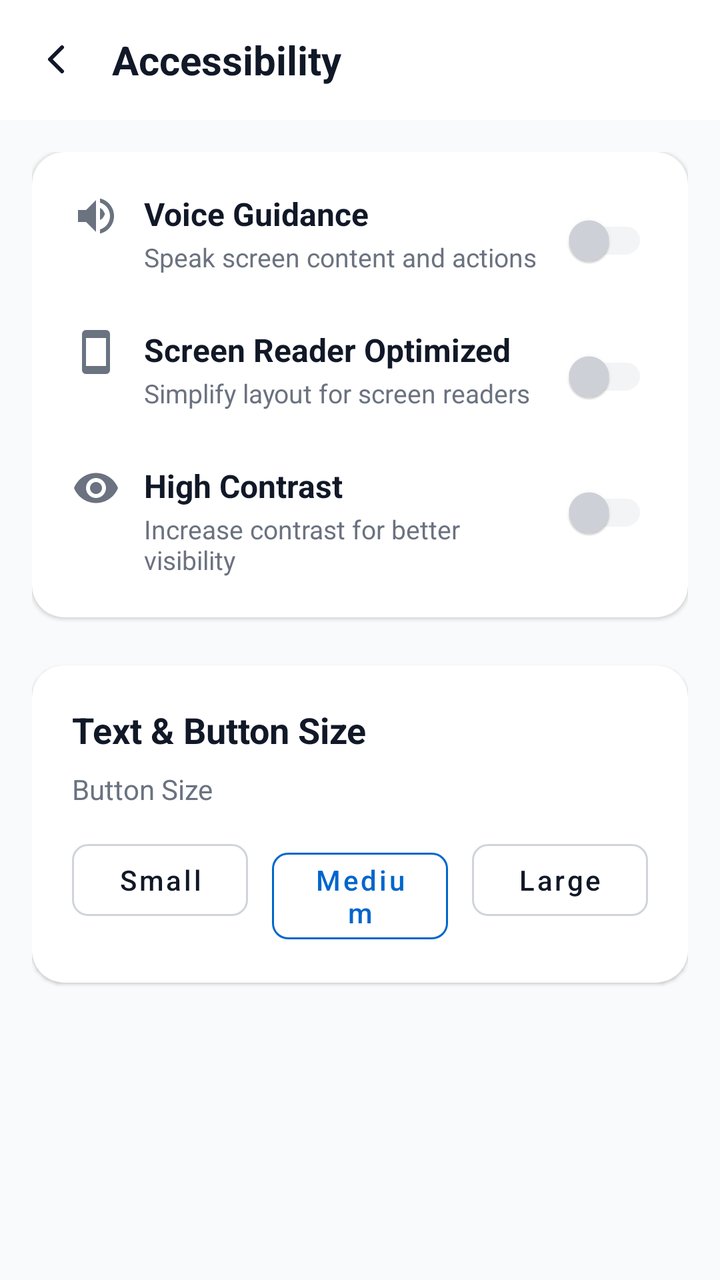
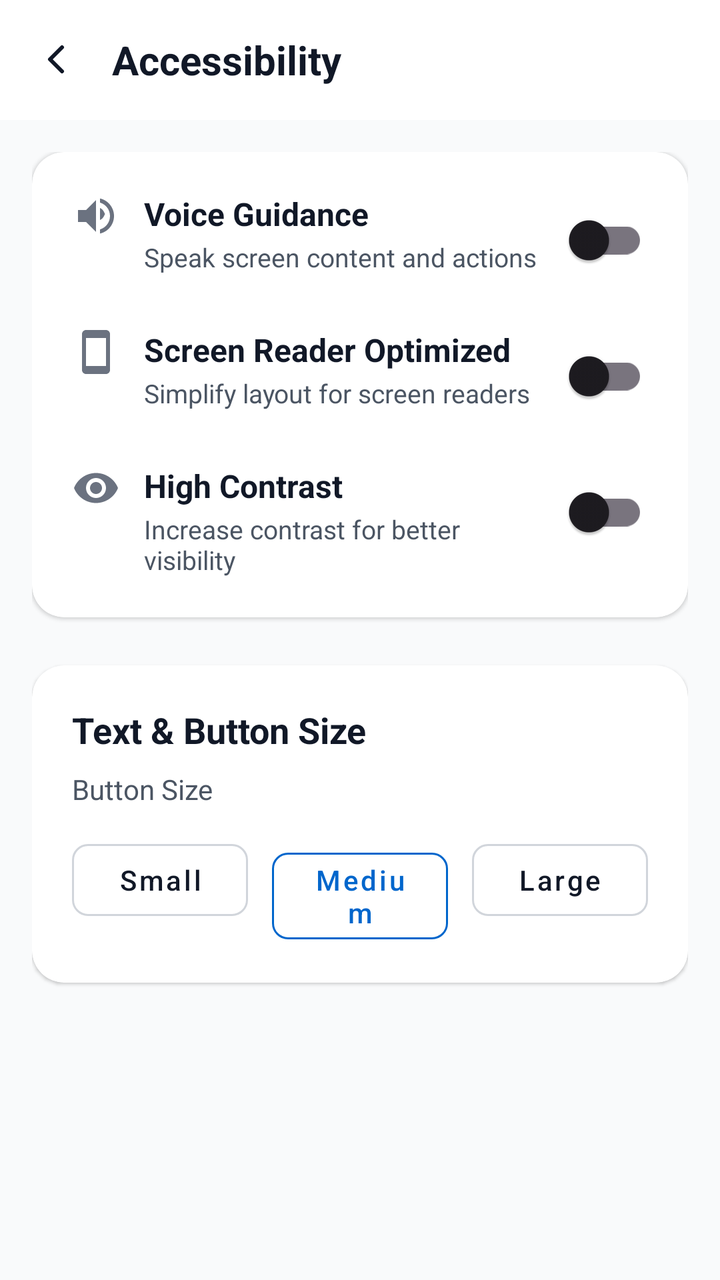

Screens rendered from an Android XML layout before and after an edit, with the pre-edit source and the edit as a unified diff.
<!-- AndroidManifest.xml: application theme Theme.Bladder_frontend -->
<!-- res/layout/activity_display_one.xml -->
<?xml version="1.0" encoding="utf-8"?>
<androidx.constraintlayout.widget.ConstraintLayout xmlns:android="http://schemas.android.com/apk/res/android"
    xmlns:app="http://schemas.android.com/apk/res-auto"
    xmlns:tools="http://schemas.android.com/tools"
    android:layout_width="match_parent"
    android:layout_height="match_parent"
    android:background="#F9FAFB"
    tools:context=".Display_oneActivity">

    
    <androidx.appcompat.widget.Toolbar
        android:id="@+id/toolbar"
        android:layout_width="match_parent"
        android:layout_height="60dp"
        android:background="#FFFFFF"
        app:layout_constraintTop_toTopOf="parent">

        <RelativeLayout
            android:layout_width="match_parent"
            android:layout_height="wrap_content"
            android:layout_marginEnd="16dp">

            <ImageView
                android:id="@+id/btn_back"
                android:layout_width="24dp"
                android:layout_height="24dp"
                android:layout_centerVertical="true"
                android:src="@drawable/ic_arrow_back"
                app:tint="#111827" />

            <TextView
                android:layout_width="wrap_content"
                android:layout_height="wrap_content"
                android:layout_centerVertical="true"
                android:layout_marginStart="16dp"
                android:layout_toEndOf="@id/btn_back"
                android:text="Accessibility"
                android:textColor="#111827"
                android:textSize="20sp"
                android:textStyle="bold" />
        </RelativeLayout>
    </androidx.appcompat.widget.Toolbar>

    <ScrollView
        android:layout_width="match_parent"
        android:layout_height="0dp"
        android:fillViewport="true"
        app:layout_constraintBottom_toBottomOf="parent"
        app:layout_constraintTop_toBottomOf="@id/toolbar">

        <LinearLayout
            android:layout_width="match_parent"
            android:layout_height="wrap_content"
            android:orientation="vertical"
            android:padding="16dp">

            
            <com.google.android.material.card.MaterialCardView
                android:layout_width="match_parent"
                android:layout_height="wrap_content"
                app:cardBackgroundColor="#FFFFFF"
                app:cardCornerRadius="16dp"
                app:cardElevation="1dp"
                app:strokeWidth="0dp">

                <LinearLayout
                    android:layout_width="match_parent"
                    android:layout_height="wrap_content"
                    android:orientation="vertical"
                    android:padding="20dp">

                    
                    <RelativeLayout
                        android:layout_width="match_parent"
                        android:layout_height="wrap_content">
                        <ImageView
                            android:id="@+id/icon_voice"
                            android:layout_width="24dp"
                            android:layout_height="24dp"
                            android:src="@drawable/ic_speaker"
                            app:tint="#6B7280" />
                        <LinearLayout
                            android:layout_width="wrap_content"
                            android:layout_height="wrap_content"
                            android:layout_marginStart="12dp"
                            android:layout_toEndOf="@id/icon_voice"
                            android:layout_toStartOf="@+id/switch_voice"
                            android:orientation="vertical">
                            <TextView android:layout_width="wrap_content" android:layout_height="wrap_content" android:text="Voice Guidance" android:textColor="#111827" android:textSize="16sp" android:textStyle="bold" />
                            <TextView android:layout_width="wrap_content" android:layout_height="wrap_content" android:layout_marginTop="2dp" android:text="Speak screen content and actions" android:textColor="#6B7280" android:textSize="13sp" />
                        </LinearLayout>
                        <com.google.android.material.switchmaterial.SwitchMaterial
                            android:id="@+id/switch_voice"
                            android:layout_width="wrap_content"
                            android:layout_height="wrap_content"
                            android:layout_alignParentEnd="true"
                            android:checked="false"
                            app:thumbTint="#D1D5DB"
                            app:trackTint="#F3F4F6" />
                    </RelativeLayout>

                    
                    <RelativeLayout
                        android:layout_width="match_parent"
                        android:layout_height="wrap_content"
                        android:layout_marginTop="20dp">
                        <ImageView
                            android:id="@+id/icon_reader"
                            android:layout_width="24dp"
                            android:layout_height="24dp"
                            android:src="@drawable/ic_device"
                            app:tint="#6B7280" />
                        <LinearLayout
                            android:layout_width="wrap_content"
                            android:layout_height="wrap_content"
                            android:layout_marginStart="12dp"
                            android:layout_toEndOf="@id/icon_reader"
                            android:layout_toStartOf="@+id/switch_reader"
                            android:orientation="vertical">
                            <TextView android:layout_width="wrap_content" android:layout_height="wrap_content" android:text="Screen Reader Optimized" android:textColor="#111827" android:textSize="16sp" android:textStyle="bold" />
                            <TextView android:layout_width="wrap_content" android:layout_height="wrap_content" android:layout_marginTop="2dp" android:text="Simplify layout for screen readers" android:textColor="#6B7280" android:textSize="13sp" />
                        </LinearLayout>
                        <com.google.android.material.switchmaterial.SwitchMaterial
                            android:id="@+id/switch_reader"
                            android:layout_width="wrap_content"
                            android:layout_height="wrap_content"
                            android:layout_alignParentEnd="true"
                            android:checked="false"
                            app:thumbTint="#D1D5DB"
                            app:trackTint="#F3F4F6" />
                    </RelativeLayout>

                    
                    <RelativeLayout
                        android:layout_width="match_parent"
                        android:layout_height="wrap_content"
                        android:layout_marginTop="20dp">
                        <ImageView
                            android:id="@+id/icon_contrast"
                            android:layout_width="24dp"
                            android:layout_height="24dp"
                            android:src="@drawable/ic_visibility"
                            app:tint="#6B7280" />
                        <LinearLayout
                            android:layout_width="wrap_content"
                            android:layout_height="wrap_content"
                            android:layout_marginStart="12dp"
                            android:layout_toEndOf="@id/icon_contrast"
                            android:layout_toStartOf="@+id/switch_contrast"
                            android:orientation="vertical">
                            <TextView android:layout_width="wrap_content" android:layout_height="wrap_content" android:text="High Contrast" android:textColor="#111827" android:textSize="16sp" android:textStyle="bold" />
                            <TextView android:layout_width="wrap_content" android:layout_height="wrap_content" android:layout_marginTop="2dp" android:text="Increase contrast for better visibility" android:textColor="#6B7280" android:textSize="13sp" />
                        </LinearLayout>
                        <com.google.android.material.switchmaterial.SwitchMaterial
                            android:id="@+id/switch_contrast"
                            android:layout_width="wrap_content"
                            android:layout_height="wrap_content"
                            android:layout_alignParentEnd="true"
                            android:checked="false"
                            app:thumbTint="#D1D5DB"
                            app:trackTint="#F3F4F6" />
                    </RelativeLayout>

                </LinearLayout>
            </com.google.android.material.card.MaterialCardView>

            
            <com.google.android.material.card.MaterialCardView
                android:layout_width="match_parent"
                android:layout_height="wrap_content"
                android:layout_marginTop="24dp"
                android:layout_marginBottom="24dp"
                app:cardBackgroundColor="#FFFFFF"
                app:cardCornerRadius="16dp"
                app:cardElevation="1dp"
                app:strokeWidth="0dp">

                <LinearLayout
                    android:layout_width="match_parent"
                    android:layout_height="wrap_content"
                    android:orientation="vertical"
                    android:padding="20dp">

                    <TextView
                        android:layout_width="wrap_content"
                        android:layout_height="wrap_content"
                        android:text="Text &amp; Button Size"
                        android:textColor="#111827"
                        android:textSize="18sp"
                        android:textStyle="bold" />

                    <TextView
                        android:layout_width="wrap_content"
                        android:layout_height="wrap_content"
                        android:layout_marginTop="8dp"
                        android:text="Button Size"
                        android:textColor="#6B7280"
                        android:textSize="14sp" />

                    <LinearLayout
                        android:layout_width="match_parent"
                        android:layout_height="wrap_content"
                        android:layout_marginTop="12dp"
                        android:orientation="horizontal">

                        <com.google.android.material.button.MaterialButton
                            android:id="@+id/btn_size_small"
                            style="@style/Widget.MaterialComponents.Button.OutlinedButton"
                            android:layout_width="0dp"
                            android:layout_height="wrap_content"
                            android:layout_weight="1"
                            android:text="Small"
                            android:textAllCaps="false"
                            android:textColor="#111827"
                            app:cornerRadius="8dp"
                            app:strokeColor="#D1D5DB" />

                        <View
                            android:layout_width="12dp"
                            android:layout_height="match_parent" />

                        <com.google.android.material.button.MaterialButton
                            android:id="@+id/btn_size_medium"
                            style="@style/Widget.MaterialComponents.Button.OutlinedButton"
                            android:layout_width="0dp"
                            android:layout_height="wrap_content"
                            android:layout_weight="1"
                            android:text="Medium"
                            android:textAllCaps="false"
                            android:textColor="#0066CC"
                            app:cornerRadius="8dp"
                            app:strokeColor="#0066CC" />

                        <View
                            android:layout_width="12dp"
                            android:layout_height="match_parent" />

                        <com.google.android.material.button.MaterialButton
                            android:id="@+id/btn_size_large"
                            style="@style/Widget.MaterialComponents.Button.OutlinedButton"
                            android:layout_width="0dp"
                            android:layout_height="wrap_content"
                            android:layout_weight="1"
                            android:text="Large"
                            android:textAllCaps="false"
                            android:textColor="#111827"
                            app:cornerRadius="8dp"
                            app:strokeColor="#D1D5DB" />
                    </LinearLayout>

                </LinearLayout>
            </com.google.android.material.card.MaterialCardView>

        </LinearLayout>
    </ScrollView>

</androidx.constraintlayout.widget.ConstraintLayout>
<!-- resources referenced by this layout -->
<resources>
  <!-- drawable ic_arrow_back (drawable) -->
  <vector xmlns:android="http://schemas.android.com/apk/res/android"
      android:width="24dp"
      android:height="24dp"
      android:viewportWidth="24"
      android:viewportHeight="24">
    <path
        android:pathData="M15,18l-6,-6l6,-6"
        android:strokeLineJoin="round"
        android:strokeWidth="2"
        android:fillColor="#00000000"
        android:strokeColor="#000000"
        android:strokeLineCap="round"/>
  </vector>
  <!-- drawable ic_device (drawable) -->
  <vector xmlns:android="http://schemas.android.com/apk/res/android"
      android:width="24dp"
      android:height="24dp"
      android:viewportWidth="24"
      android:viewportHeight="24">
      <path
          android:fillColor="#6B7280"
          android:pathData="M17,1.01L7,1c-1.1,0 -2,0.9 -2,2v18c0,1.1 0.9,2 2,2h10c1.1,0 2,-0.9 2,-2V3c0,-1.1 -0.9,-1.99 -2,-1.99zM17,19H7V5h10v14z" />
  </vector>
  <!-- drawable ic_speaker (drawable) -->
  <vector xmlns:android="http://schemas.android.com/apk/res/android"
      android:width="24dp"
      android:height="24dp"
      android:viewportWidth="24"
      android:viewportHeight="24">
      <path
          android:fillColor="#6B7280"
          android:pathData="M14,3.23v2.06c2.89,0.86 5,3.54 5,6.71s-2.11,5.85 -5,6.71v2.06c4.01,-0.91 7,-4.49 7,-8.77s-2.99,-7.86 -7,-8.77zM16.5,12c0,-1.77 -1.02,-3.29 -2.5,-4.03v6.06c1.48,-0.74 2.5,-2.26 2.5,-4.03zM3,9v6h4l5,5V4L7,9H3z" />
  </vector>
  <!-- drawable ic_visibility (drawable) -->
  <vector xmlns:android="http://schemas.android.com/apk/res/android"
      android:width="24dp"
      android:height="24dp"
      android:viewportWidth="24"
      android:viewportHeight="24">
      <path
          android:fillColor="#0066CC"
          android:pathData="M12,4.5C7,4.5 2.73,7.61 1,12c1.73,4.39 6,7.5 11,7.5s9.27,-3.11 11,-7.5c-1.73,-4.39 -6,-7.5 -11,-7.5zM12,17c-2.76,0 -5,-2.24 -5,-5s2.24,-5 5,-5 5,2.24 5,5 -2.24,5 -5,5zM12,9c-1.66,0 -3,1.34 -3,3s1.34,3 3,3 3,-1.34 3,-3 -1.34,-3 -3,-3z" />
  </vector>
  <style name="Theme.Bladder_frontend" parent="Base.Theme.Bladder_frontend" />
  <style name="Base.Theme.Bladder_frontend" parent="Theme.Material3.DayNight.NoActionBar">
          
          
      </style>
</resources>

<!-- the commit's change to res/layout/activity_display_one.xml (unified diff, before → after) -->
@@ -1,10 +1,11 @@
 <?xml version="1.0" encoding="utf-8"?>
+
 <androidx.constraintlayout.widget.ConstraintLayout xmlns:android="http://schemas.android.com/apk/res/android"
     xmlns:app="http://schemas.android.com/apk/res-auto"
     xmlns:tools="http://schemas.android.com/tools"
     android:layout_width="match_parent"
     android:layout_height="match_parent"
-    android:background="#F9FAFB"
+    android:background="@color/background_color"
     tools:context=".Display_oneActivity">
 
     
@@ -12,7 +13,7 @@
         android:id="@+id/toolbar"
         android:layout_width="match_parent"
         android:layout_height="60dp"
-        android:background="#FFFFFF"
+        android:background="@color/card_background"
         app:layout_constraintTop_toTopOf="parent">
 
         <RelativeLayout
@@ -26,7 +27,7 @@
                 android:layout_height="24dp"
                 android:layout_centerVertical="true"
                 android:src="@drawable/ic_arrow_back"
-                app:tint="#111827" />
+                app:tint="@color/text_color_primary" />
 
             <TextView
                 android:layout_width="wrap_content"
@@ -35,7 +36,7 @@
                 android:layout_marginStart="16dp"
                 android:layout_toEndOf="@id/btn_back"
                 android:text="Accessibility"
-                android:textColor="#111827"
+                android:textColor="@color/text_color_primary"
                 android:textSize="20sp"
                 android:textStyle="bold" />
         </RelativeLayout>
@@ -58,7 +59,7 @@
             <com.google.android.material.card.MaterialCardView
                 android:layout_width="match_parent"
                 android:layout_height="wrap_content"
-                app:cardBackgroundColor="#FFFFFF"
+                app:cardBackgroundColor="@color/card_background"
                 app:cardCornerRadius="16dp"
                 app:cardElevation="1dp"
                 app:strokeWidth="0dp">
@@ -78,7 +79,7 @@
                             android:layout_width="24dp"
                             android:layout_height="24dp"
                             android:src="@drawable/ic_speaker"
-                            app:tint="#6B7280" />
+                            app:tint="@color/gray_600" />
                         <LinearLayout
                             android:layout_width="wrap_content"
                             android:layout_height="wrap_content"
@@ -86,17 +87,15 @@
                             android:layout_toEndOf="@id/icon_voice"
                             android:layout_toStartOf="@+id/switch_voice"
                             android:orientation="vertical">
-                            <TextView android:layout_width="wrap_content" android:layout_height="wrap_content" android:text="Voice Guidance" android:textColor="#111827" android:textSize="16sp" android:textStyle="bold" />
-                            <TextView android:layout_width="wrap_content" android:layout_height="wrap_content" android:layout_marginTop="2dp" android:text="Speak screen content and actions" android:textColor="#6B7280" android:textSize="13sp" />
+                            <TextView android:layout_width="wrap_content" android:layout_height="wrap_content" android:text="Voice Guidance" android:textColor="@color/text_color_primary" android:textSize="16sp" android:textStyle="bold" />
+                            <TextView android:layout_width="wrap_content" android:layout_height="wrap_content" android:layout_marginTop="2dp" android:text="Speak screen content and actions" android:textColor="@color/text_color_secondary" android:textSize="13sp" />
                         </LinearLayout>
                         <com.google.android.material.switchmaterial.SwitchMaterial
                             android:id="@+id/switch_voice"
                             android:layout_width="wrap_content"
                             android:layout_height="wrap_content"
                             android:layout_alignParentEnd="true"
-                            android:checked="false"
-                            app:thumbTint="#D1D5DB"
-                            app:trackTint="#F3F4F6" />
+                            android:checked="false" />
                     </RelativeLayout>
 
                     
@@ -109,7 +108,7 @@
                             android:layout_width="24dp"
                             android:layout_height="24dp"
                             android:src="@drawable/ic_device"
-                            app:tint="#6B7280" />
+                            app:tint="@color/gray_600" />
                         <LinearLayout
                             android:layout_width="wrap_content"
                             android:layout_height="wrap_content"
@@ -117,17 +116,15 @@
                             android:layout_toEndOf="@id/icon_reader"
                             android:layout_toStartOf="@+id/switch_reader"
                             android:orientation="vertical">
-                            <TextView android:layout_width="wrap_content" android:layout_height="wrap_content" android:text="Screen Reader Optimized" android:textColor="#111827" android:textSize="16sp" android:textStyle="bold" />
-                            <TextView android:layout_width="wrap_content" android:layout_height="wrap_content" android:layout_marginTop="2dp" android:text="Simplify layout for screen readers" android:textColor="#6B7280" android:textSize="13sp" />
+                            <TextView android:layout_width="wrap_content" android:layout_height="wrap_content" android:text="Screen Reader Optimized" android:textColor="@color/text_color_primary" android:textSize="16sp" android:textStyle="bold" />
+                            <TextView android:layout_width="wrap_content" android:layout_height="wrap_content" android:layout_marginTop="2dp" android:text="Simplify layout for screen readers" android:textColor="@color/text_color_secondary" android:textSize="13sp" />
                         </LinearLayout>
                         <com.google.android.material.switchmaterial.SwitchMaterial
                             android:id="@+id/switch_reader"
                             android:layout_width="wrap_content"
                             android:layout_height="wrap_content"
                             android:layout_alignParentEnd="true"
-                            android:checked="false"
-                            app:thumbTint="#D1D5DB"
-                            app:trackTint="#F3F4F6" />
+                            android:checked="false" />
                     </RelativeLayout>
 
                     
@@ -140,7 +137,7 @@
                             android:layout_width="24dp"
                             android:layout_height="24dp"
                             android:src="@drawable/ic_visibility"
-                            app:tint="#6B7280" />
+                            app:tint="@color/gray_600" />
                         <LinearLayout
                             android:layout_width="wrap_content"
                             android:layout_height="wrap_content"
@@ -148,17 +145,15 @@
                             android:layout_toEndOf="@id/icon_contrast"
                             android:layout_toStartOf="@+id/switch_contrast"
                             android:orientation="vertical">
-                            <TextView android:layout_width="wrap_content" android:layout_height="wrap_content" android:text="High Contrast" android:textColor="#111827" android:textSize="16sp" android:textStyle="bold" />
-                            <TextView android:layout_width="wrap_content" android:layout_height="wrap_content" android:layout_marginTop="2dp" android:text="Increase contrast for better visibility" android:textColor="#6B7280" android:textSize="13sp" />
+                            <TextView android:layout_width="wrap_content" android:layout_height="wrap_content" android:text="High Contrast" android:textColor="@color/text_color_primary" android:textSize="16sp" android:textStyle="bold" />
+                            <TextView android:layout_width="wrap_content" android:layout_height="wrap_content" android:layout_marginTop="2dp" android:text="Increase contrast for better visibility" android:textColor="@color/text_color_secondary" android:textSize="13sp" />
                         </LinearLayout>
                         <com.google.android.material.switchmaterial.SwitchMaterial
                             android:id="@+id/switch_contrast"
                             android:layout_width="wrap_content"
                             android:layout_height="wrap_content"
                             android:layout_alignParentEnd="true"
-                            android:checked="false"
-                            app:thumbTint="#D1D5DB"
-                            app:trackTint="#F3F4F6" />
+                            android:checked="false" />
                     </RelativeLayout>
 
                 </LinearLayout>
@@ -170,7 +165,7 @@
                 android:layout_height="wrap_content"
                 android:layout_marginTop="24dp"
                 android:layout_marginBottom="24dp"
-                app:cardBackgroundColor="#FFFFFF"
+                app:cardBackgroundColor="@color/card_background"
                 app:cardCornerRadius="16dp"
                 app:cardElevation="1dp"
                 app:strokeWidth="0dp">
@@ -185,7 +180,7 @@
                         android:layout_width="wrap_content"
                         android:layout_height="wrap_content"
                         android:text="Text &amp; Button Size"
-                        android:textColor="#111827"
+                        android:textColor="@color/text_color_primary"
                         android:textSize="18sp"
                         android:textStyle="bold" />
 
@@ -194,7 +189,7 @@
                         android:layout_height="wrap_content"
                         android:layout_marginTop="8dp"
                         android:text="Button Size"
-                        android:textColor="#6B7280"
+                        android:textColor="@color/text_color_secondary"
                         android:textSize="14sp" />
 
                     <LinearLayout
@@ -211,9 +206,9 @@
                             android:layout_weight="1"
                             android:text="Small"
                             android:textAllCaps="false"
-                            android:textColor="#111827"
+                            android:textColor="@color/text_color_primary"
                             app:cornerRadius="8dp"
-                            app:strokeColor="#D1D5DB" />
+                            app:strokeColor="@color/gray_300" />
 
                         <View
                             android:layout_width="12dp"
@@ -227,9 +222,9 @@
                             android:layout_weight="1"
                             android:text="Medium"
                             android:textAllCaps="false"
-                            android:textColor="#0066CC"
+                            android:textColor="@color/colorPrimary"
                             app:cornerRadius="8dp"
-                            app:strokeColor="#0066CC" />
+                            app:strokeColor="@color/colorPrimary" />
 
                         <View
                             android:layout_width="12dp"
@@ -243,9 +238,9 @@
                             android:layout_weight="1"
                             android:text="Large"
                             android:textAllCaps="false"
-                            android:textColor="#111827"
+                            android:textColor="@color/text_color_primary"
                             app:cornerRadius="8dp"
-                            app:strokeColor="#D1D5DB" />
+                            app:strokeColor="@color/gray_300" />
                     </LinearLayout>
 
                 </LinearLayout>
<!-- resource entries referenced after the edit -->
@@ -1,5 +1,12 @@
 <!-- resources referenced by this layout -->
 <resources>
+  <color name="background_color">#F9FAFB</color>
+  <color name="card_background">#FFFFFF</color>
+  <color name="colorPrimary">#0066CC</color>
+  <color name="gray_300">#D1D5DB</color>
+  <color name="gray_600">#6B7280</color>
+  <color name="text_color_primary">#111827</color>
+  <color name="text_color_secondary">#4B5563</color>
   <!-- drawable ic_arrow_back (drawable) -->
   <vector xmlns:android="http://schemas.android.com/apk/res/android"
       android:width="24dp"
@@ -47,7 +54,7 @@
   <style name="Theme.Bladder_frontend" parent="Base.Theme.Bladder_frontend" />
   <style name="Base.Theme.Bladder_frontend" parent="Theme.Material3.DayNight.NoActionBar">
           
-          
+          <item name="colorPrimary">@color/colorPrimary</item>
       </style>
 </resources>
 
